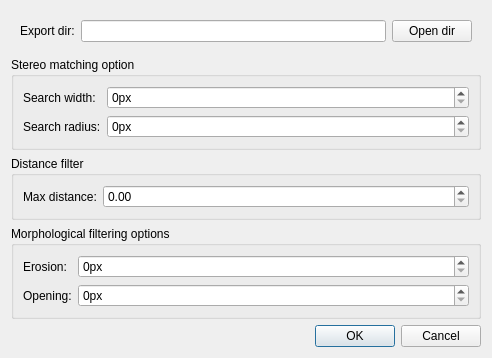
french-paragon/steviapp, file libs/gui/stereosequenceexportoptiondialog.ui: the form before one commit.
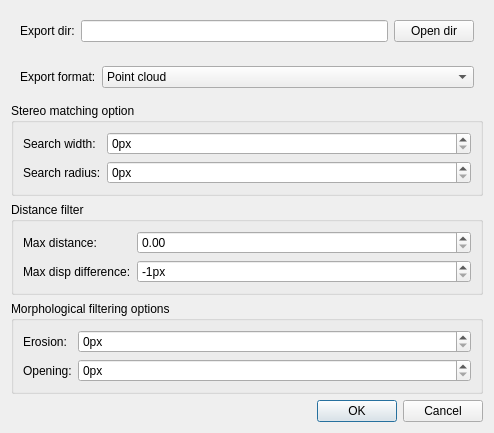
The form after the commit.

Commit message: Add option to export segmented images from stereo sequences

```diff
--- a/libs/gui/stereosequenceexportoptiondialog.ui
+++ b/libs/gui/stereosequenceexportoptiondialog.ui
@@ -6,8 +6,8 @@
    <rect>
     <x>0</x>
     <y>0</y>
-    <width>492</width>
-    <height>347</height>
+    <width>494</width>
+    <height>429</height>
    </rect>
   </property>
   <property name="windowTitle">
@@ -37,6 +37,33 @@
      </layout>
     </widget>
    </item>
+   <item>
+    <widget class="QWidget" name="widget_2" native="true">
+     <layout class="QFormLayout" name="formLayout_4">
+      <item row="0" column="0">
+       <widget class="QLabel" name="label_7">
+        <property name="text">
+         <string>Export format:</string>
+        </property>
+       </widget>
+      </item>
+      <item row="0" column="1">
+       <widget class="QComboBox" name="exportFormatComboBox">
+        <item>
+         <property name="text">
+          <string>Point cloud</string>
+         </property>
+        </item>
+        <item>
+         <property name="text">
+          <string>Images</string>
+         </property>
+        </item>
+       </widget>
+      </item>
+     </layout>
+    </widget>
+   </item>
    <item>
     <widget class="QGroupBox" name="groupBox_2">
      <property name="title">
@@ -97,6 +124,29 @@
         </property>
        </widget>
       </item>
+      <item row="1" column="1">
+       <widget class="QSpinBox" name="maxDispDifferenceSpinBox">
+        <property name="suffix">
+         <string>px</string>
+        </property>
+        <property name="minimum">
+         <number>-1</number>
+        </property>
+        <property name="maximum">
+         <number>999</number>
+        </property>
+        <property name="value">
+         <number>-1</number>
+        </property>
+       </widget>
+      </item>
+      <item row="1" column="0">
+       <widget class="QLabel" name="label_8">
+        <property name="text">
+         <string>Max disp difference:</string>
+        </property>
+       </widget>
+      </item>
      </layout>
     </widget>
    </item>
```
The commit also changes 11 other files.
